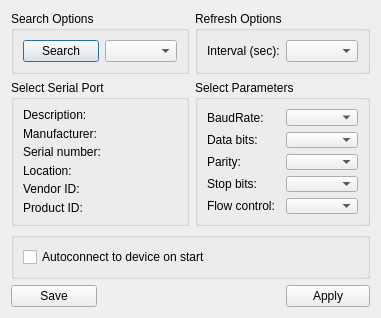
Before: the Qt Designer form settingsdialog.ui in kot9pa/com-monitor, drawn with Qt 5.
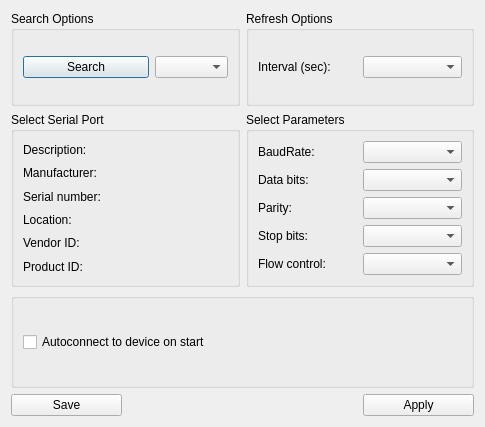
After: the same form once the commit is applied.

What changed in the file:
```diff
--- a/settingsdialog.ui
+++ b/settingsdialog.ui
@@ -6,14 +6,14 @@
    <rect>
     <x>0</x>
     <y>0</y>
-    <width>381</width>
-    <height>318</height>
+    <width>485</width>
+    <height>427</height>
    </rect>
   </property>
   <property name="minimumSize">
    <size>
-    <width>381</width>
-    <height>318</height>
+    <width>485</width>
+    <height>427</height>
    </size>
   </property>
   <property name="maximumSize">
```
